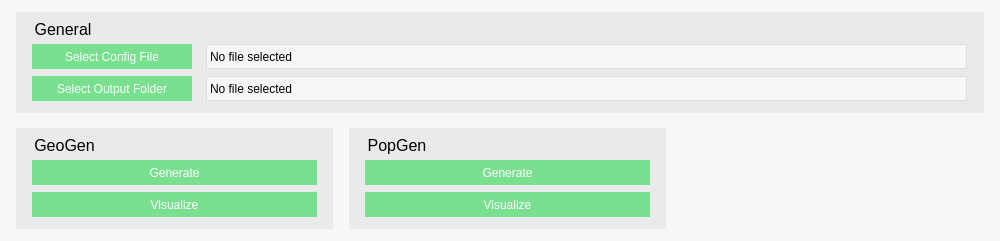
svissers/peryite, file PeryiteUI/mainwindow.ui: the form before one commit.
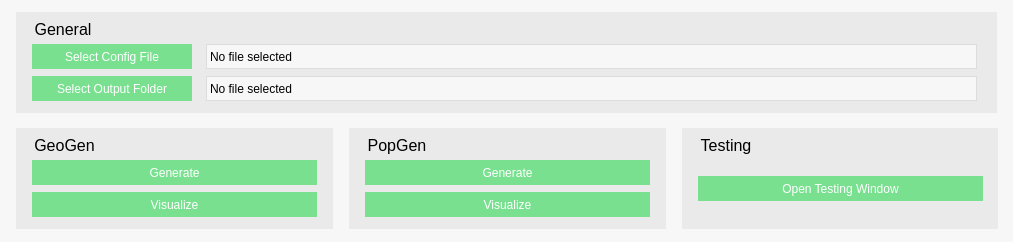
The form after the commit.

Commit message: added simple stride testing tool

Diff of the .ui file:
```diff
--- a/PeryiteUI/mainwindow.ui
+++ b/PeryiteUI/mainwindow.ui
@@ -6,8 +6,8 @@
    <rect>
     <x>0</x>
     <y>0</y>
-    <width>1000</width>
-    <height>241</height>
+    <width>1013</width>
+    <height>242</height>
    </rect>
   </property>
   <property name="windowTitle">
@@ -107,7 +107,7 @@
      <rect>
       <x>16</x>
       <y>12</y>
-      <width>968</width>
+      <width>981</width>
       <height>101</height>
      </rect>
     </property>
@@ -125,7 +125,7 @@
       <rect>
        <x>190</x>
        <y>64</y>
-       <width>761</width>
+       <width>771</width>
        <height>25</height>
       </rect>
      </property>
@@ -170,7 +170,7 @@
       <rect>
        <x>190</x>
        <y>32</y>
-       <width>761</width>
+       <width>771</width>
        <height>25</height>
       </rect>
      </property>
@@ -230,6 +230,38 @@
      </property>
     </widget>
    </widget>
+   <widget class="QGroupBox" name="TestingGroup">
+    <property name="geometry">
+     <rect>
+      <x>682</x>
+      <y>128</y>
+      <width>316</width>
+      <height>101</height>
+     </rect>
+    </property>
+    <property name="title">
+     <string>Testing</string>
+    </property>
+    <property name="flat">
+     <bool>false</bool>
+    </property>
+    <property name="checkable">
+     <bool>false</bool>
+    </property>
+    <widget class="QPushButton" name="openTestingWindow">
+     <property name="geometry">
+      <rect>
+       <x>16</x>
+       <y>48</y>
+       <width>285</width>
+       <height>25</height>
+      </rect>
+     </property>
+     <property name="text">
+      <string>Open Testing Window</string>
+     </property>
+    </widget>
+   </widget>
   </widget>
  </widget>
  <layoutdefault spacing="6" margin="11"/>
```
The commit also changes 8 other files.
